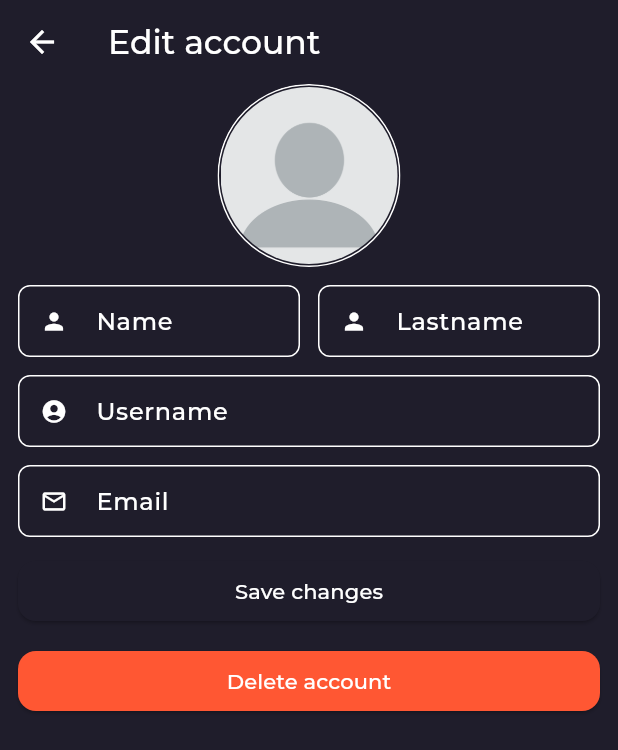
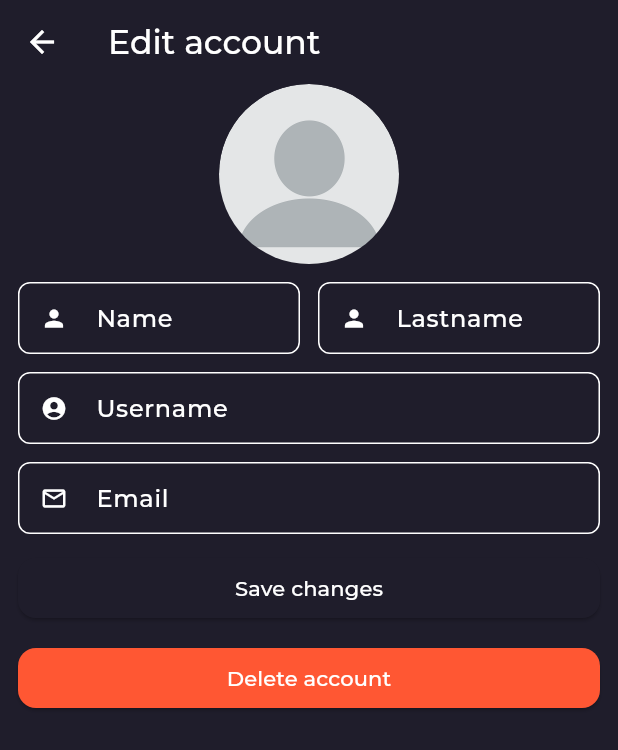
Before and after one commit to eserdeiro/blogify, a Flutter app: the AccountView screen opened directly, after a tap on "Edit profile", on a phone screen of 412 x 824 dp. Shown: the top 750 px of the screen. Run offline on Flutter 3.47's test engine with Material 3 defaults, Android fonts, the phone set to English and light mode, and no system bars; our stand-ins replace cloud_firestore, firebase_auth, firebase_core, firebase_storage, flutter_custom_clippers, flutter_riverpod and 4 more; accounts and stored records are empty; project files that could hold a hidden picture were left out.

```diff
--- a/lib/presentation/widgets/shared/profile_image.dart
+++ b/lib/presentation/widgets/shared/profile_image.dart
@@ -18,21 +18,9 @@ class ProfileImage extends StatelessWidget {
 
   @override
   Widget build(BuildContext context) {
-    const borderWidth = 1.0;
-    final totalSize = height + borderWidth * 2;
     return SizedBox(
-      height: totalSize,
-      width: totalSize,
-      child: Container(
-        width: totalSize,
-        height: totalSize,
-        padding: const EdgeInsets.all(borderWidth), // Ajusta el espacio aquí
-        decoration: BoxDecoration(
-          shape: BoxShape.circle,
-          border: Border.all(
-            color: Colors.white,
-          ),
-        ),
+      width: width,
+      height: height,
       child: ClipOval(
         child: ImageViewer(
           child: urlFileImage.isEmpty
@@ -60,7 +48,6 @@ class ProfileImage extends StatelessWidget {
                     ),
         ),
       ),
-      ),
     );
   }
 }
```
Also changed, not shown: lib/presentation/views/home_view.dart (+24 -17 lines). Lines whose indentation alone changed are shown as unchanged.
